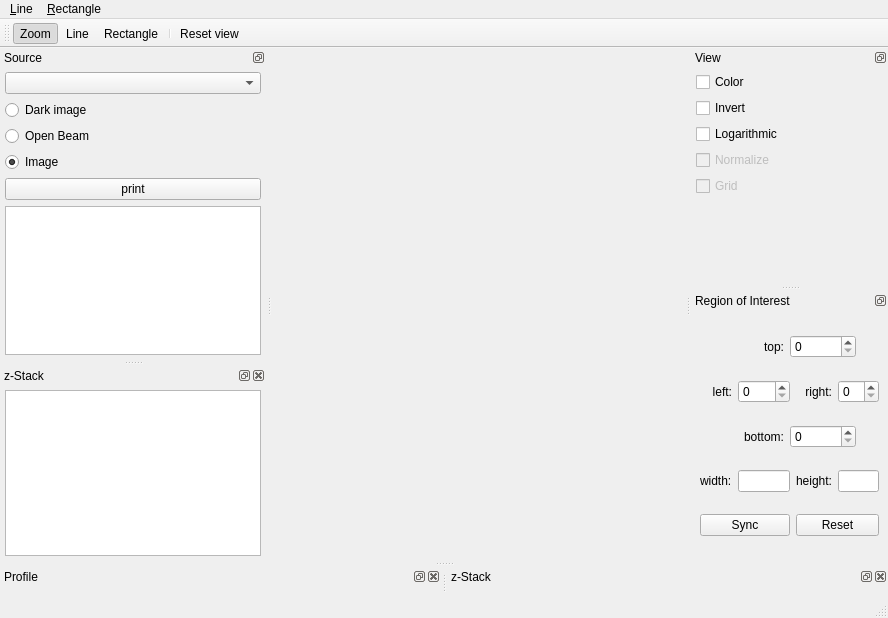
dejfh/nicos-livewidget-ng, file pydemo/demo.ui: the form before one commit.
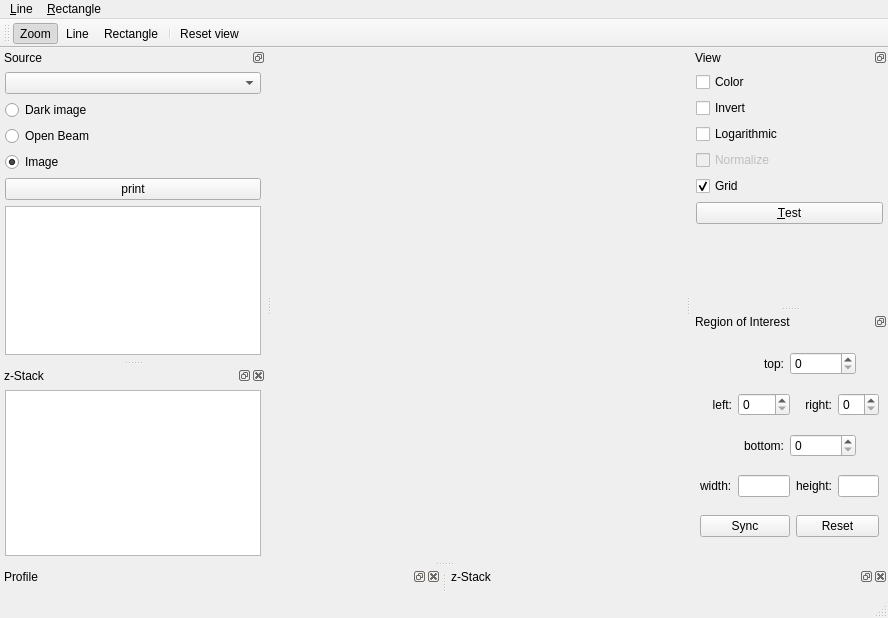
The form after the commit. Icons and pictures are not drawn.

```diff
--- a/pydemo/demo.ui
+++ b/pydemo/demo.ui
@@ -190,8 +190,8 @@
          <rect>
           <x>0</x>
           <y>0</y>
-          <width>266</width>
-          <height>151</height>
+          <width>177</width>
+          <height>138</height>
          </rect>
         </property>
         <property name="sizePolicy">
@@ -246,11 +246,18 @@
          </item>
          <item>
           <widget class="QCheckBox" name="checkGrid">
-           <property name="enabled">
-            <bool>false</bool>
-           </property>
            <property name="text">
             <string>Grid</string>
+           </property>
+           <property name="checked">
+            <bool>true</bool>
+           </property>
+          </widget>
+         </item>
+         <item>
+          <widget class="QPushButton" name="buttonTest">
+           <property name="text">
+            <string>&amp;Test</string>
            </property>
           </widget>
          </item>
```
Left out of the diff: 2 changed lines with no effect on the pictures.
